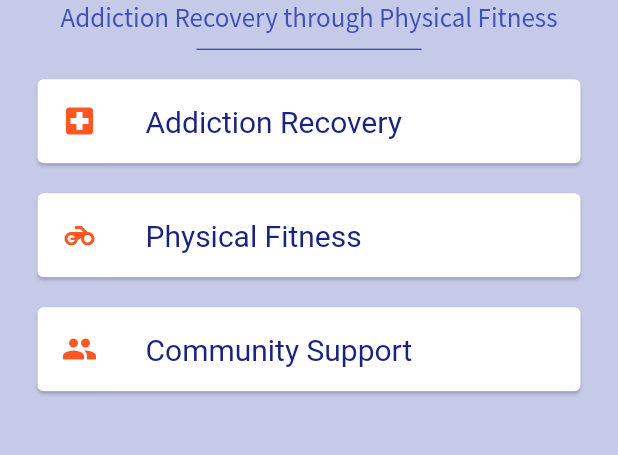
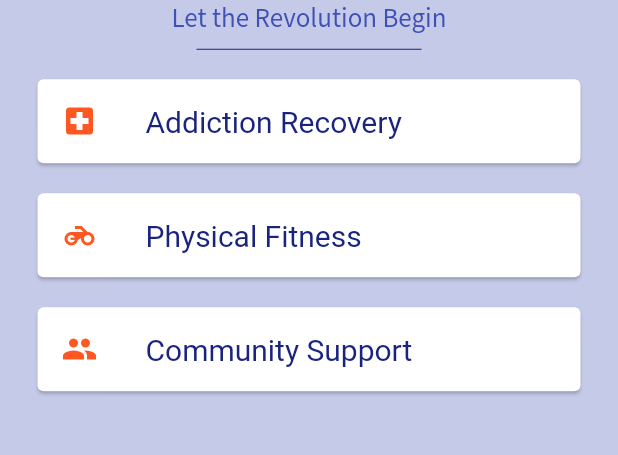
Before and after one commit to cschucode/fitness_monkey, a Flutter app: the screen it shows after launch, on a phone screen of 412 x 824 dp, the part 568-1023 px from its top. Run offline on Flutter 3.47's test engine with Material 2 defaults, Android fonts, the phone set to English and light mode, and no system bars.

Commit message:
Update title copy

```diff
--- a/lib/main.dart
+++ b/lib/main.dart
@@ -35,7 +35,7 @@ class MyApp extends StatelessWidget {
                   ),
                 ),
                 Text(
-                  'Addiction Recovery through Physical Fitness',
+                  'Let the Revolution Begin',
                   style: TextStyle(
                     color: Colors.indigo.shade500,
                     fontSize: 18.0,
```
